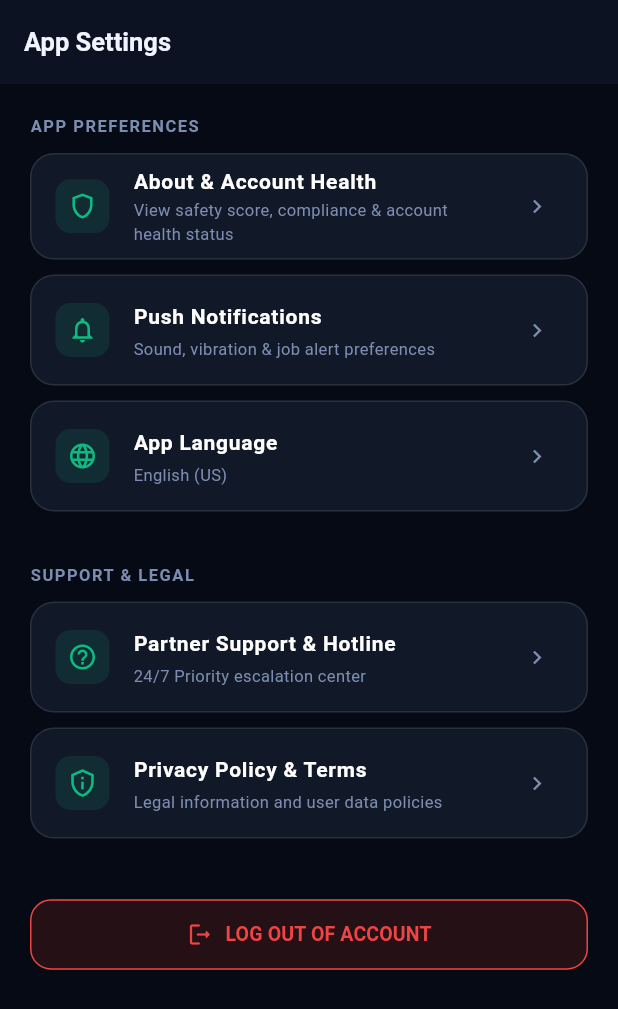
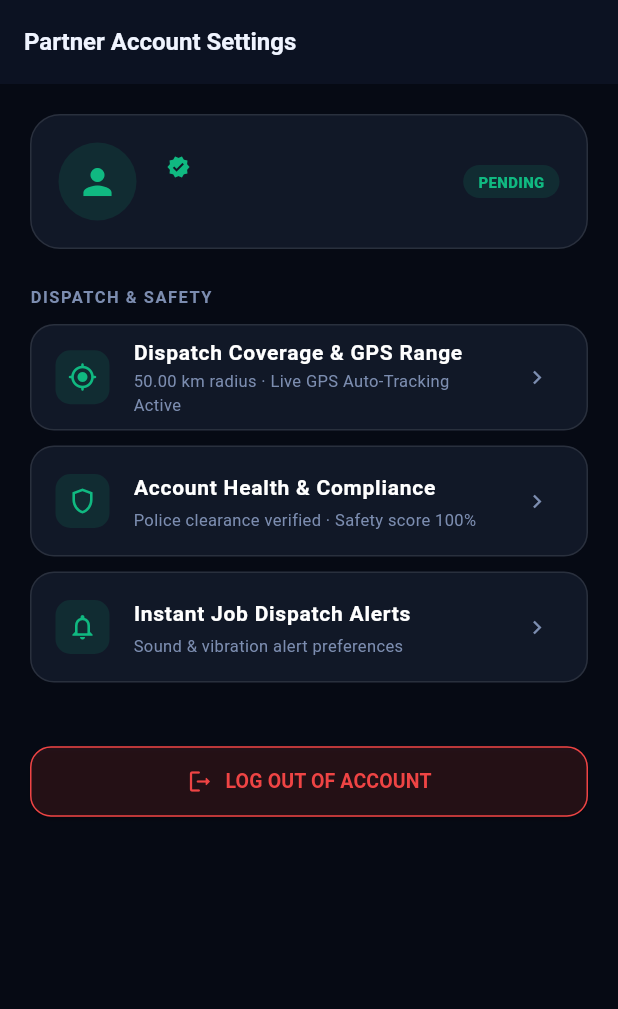
Before and after one commit to devwithanandhukannan/lumo_professional_Flutterapp, a Flutter app: the ProSettingsScreen screen opened directly with empty values, on a phone screen of 412 x 824 dp. Shown: the top 1009 px of the screen. Run offline on Flutter 3.47's test engine with Material 3 defaults, Android fonts, the phone set to English and light mode, and no system bars; our stand-ins replace file_picker, geolocator, google_maps_flutter, image_picker, shared_preferences; accounts and stored records are empty; network calls fail.

Commit message:
feat: add instant job requests module and redesign settings screen with profile overview

```diff
--- a/lib/features/profile/pro_settings_screen.dart
+++ b/lib/features/profile/pro_settings_screen.dart
@@ -1,6 +1,8 @@
 import 'package:flutter/material.dart';
 import '../../core/theme/pro_theme.dart';
 import '../health/pro_account_health_screen.dart';
+
+import '../../core/storage/pro_session_storage.dart';
 
 class ProSettingsScreen extends StatelessWidget {
   final VoidCallback onLogout;
@@ -8,11 +10,16 @@ class ProSettingsScreen extends StatelessWidget {
 
   @override
   Widget build(BuildContext context) {
+    final name = ProSessionStorage.userName;
+    final phone = ProSessionStorage.userPhone;
+    final email = ProSessionStorage.userEmail;
+    final status = ProSessionStorage.verificationStatus;
+
     return Scaffold(
       backgroundColor: ProColors.background,
       appBar: AppBar(
         backgroundColor: ProColors.surface,
-        title: const Text('App Settings'),
+        title: const Text('Partner Account Settings', style: TextStyle(fontWeight: FontWeight.bold, fontSize: 16)),
         elevation: 0,
       ),
       body: SingleChildScrollView(
@@ -20,46 +27,73 @@ class ProSettingsScreen extends StatelessWidget {
         child: Column(
           crossAxisAlignment: CrossAxisAlignment.stretch,
           children: [
-            const Text('APP PREFERENCES', style: ProText.label),
+            // Account Profile Header Card
+            Container(
+              padding: const EdgeInsets.all(18),
+              decoration: BoxDecoration(
+                color: ProColors.cardBg,
+                borderRadius: BorderRadius.circular(20),
+                border: Border.all(color: ProColors.border),
+              ),
+              child: Row(
+                children: [
+                  const CircleAvatar(
+                    radius: 26,
+                    backgroundColor: ProColors.primarySoft,
+                    child: Icon(Icons.person, color: ProColors.primary, size: 28),
+                  ),
+                  const SizedBox(width: 14),
+                  Expanded(
+                    child: Column(
+                      crossAxisAlignment: CrossAxisAlignment.start,
+                      children: [
+                        Row(
+                          children: [
+                            Text(name, style: const TextStyle(fontSize: 16, fontWeight: FontWeight.bold, color: Colors.white)),
+                            const SizedBox(width: 6),
+                            const Icon(Icons.verified, color: ProColors.primary, size: 16),
+                          ],
+                        ),
+                        const SizedBox(height: 2),
+                        Text(phone, style: const TextStyle(fontSize: 12, color: ProColors.textMuted)),
+                        if (email.isNotEmpty) Text(email, style: const TextStyle(fontSize: 11, color: ProColors.textMuted)),
+                      ],
+                    ),
+                  ),
+                  Container(
+                    padding: const EdgeInsets.symmetric(horizontal: 10, vertical: 4),
+                    decoration: BoxDecoration(color: ProColors.primarySoft, borderRadius: BorderRadius.circular(12)),
+                    child: Text(status, style: const TextStyle(fontSize: 10, fontWeight: FontWeight.w800, color: ProColors.primary)),
+                  ),
+                ],
+              ),
+            ),
+            const SizedBox(height: 24),
+
+            const Text('DISPATCH & SAFETY', style: ProText.label),
             const SizedBox(height: 10),
             _SettingTile(
+              icon: Icons.my_location_rounded,
+              title: 'Dispatch Coverage & GPS Range',
+              subtitle: '50.00 km radius · Live GPS Auto-Tracking Active',
+              onTap: () {},
+            ),
+            _SettingTile(
               icon: Icons.shield_outlined,
-              title: 'About & Account Health',
-              subtitle: 'View safety score, compliance & account health status',
+              title: 'Account Health & Compliance',
+              subtitle: 'Police clearance verified · Safety score 100%',
               onTap: () {
                 Navigator.push(context, MaterialPageRoute(builder: (_) => const ProAccountHealthScreen()));
               },
             ),
             _SettingTile(
               icon: Icons.notifications_outlined,
-              title: 'Push Notifications',
-              subtitle: 'Sound, vibration & job alert preferences',
-              onTap: () {},
-            ),
-            _SettingTile(
-              icon: Icons.language,
-              title: 'App Language',
-              subtitle: 'English (US)',
+              title: 'Instant Job Dispatch Alerts',
+              subtitle: 'Sound & vibration alert preferences',
               onTap: () {},
             ),
 
-            const SizedBox(height: 24),
-            const Text('SUPPORT & LEGAL', style: ProText.label),
-            const SizedBox(height: 10),
-            _SettingTile(
-              icon: Icons.help_outline,
-              title: 'Partner Support & Hotline',
-              subtitle: '24/7 Priority escalation center',
-              onTap: () {},
-            ),
-            _SettingTile(
-              icon: Icons.privacy_tip_outlined,
-              title: 'Privacy Policy & Terms',
-              subtitle: 'Legal information and user data policies',
-              onTap: () {},
-            ),
-
-            const SizedBox(height: 30),
+            const SizedBox(height: 32),
             ElevatedButton.icon(
               onPressed: onLogout,
               style: ElevatedButton.styleFrom(
```
Also changed, not shown: lib/features/jobs/pro_instant_requests_screen.dart (added, +203 -0 lines), lib/features/navigation/pro_main_navigation_screen.dart (+7 -7 lines).
